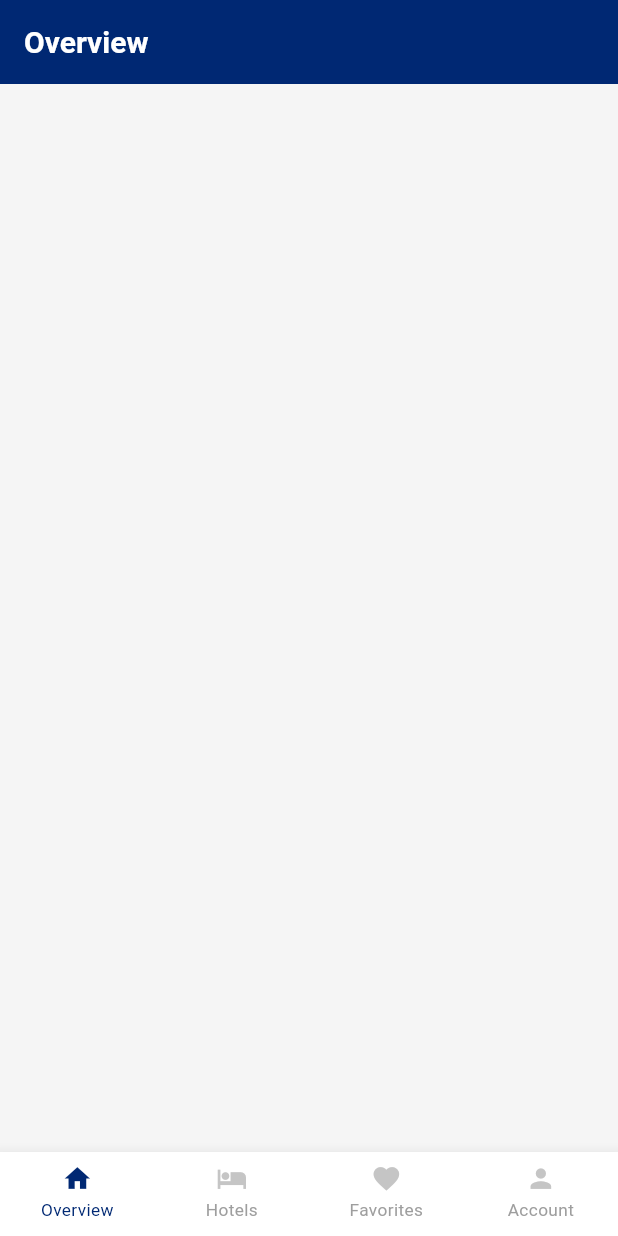
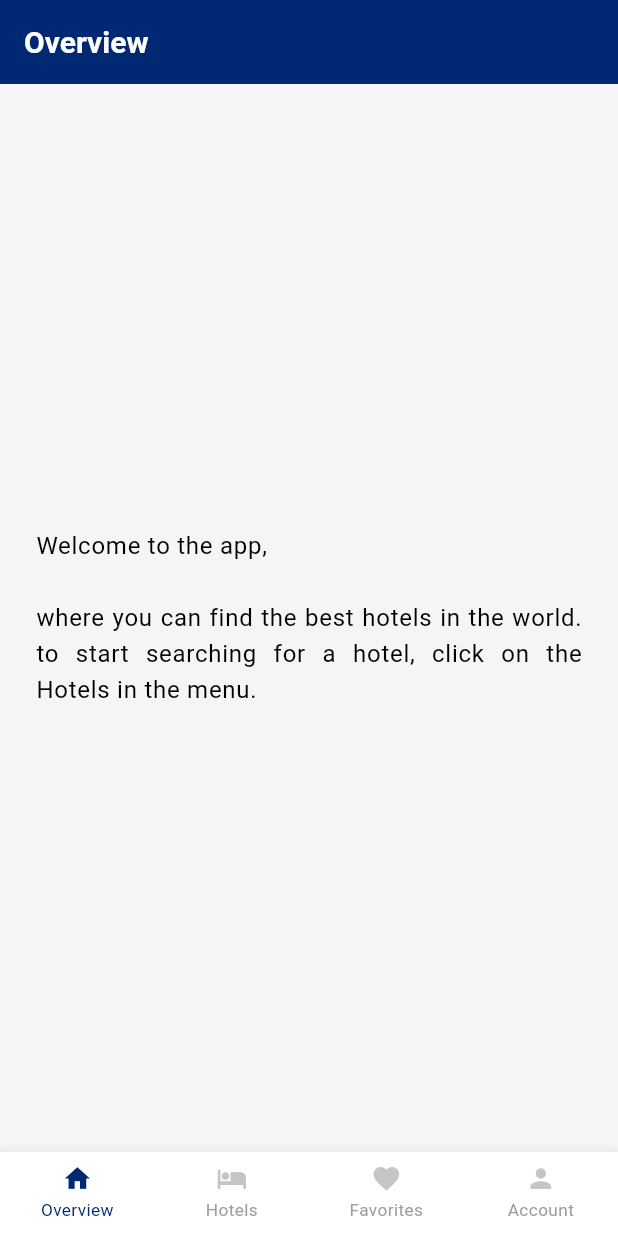
Before and after one commit to sina-moradbakhti/booking_hotel, a Flutter app: the screen it shows after launch, on a phone screen of 412 x 824 dp. Run offline on Flutter 3.47's test engine with Material 3 defaults, Android fonts, the phone set to English and light mode, and no system bars; our stand-ins replace dartz, dio, easy_localization, flutter_bloc, flutter_svg, fluttertoast and 6 more; accounts and stored records are empty.

Commit message:
changing locale is done - the issue of goRouter with changing locale has been fixed by using localeCubit and a builder ;)

```diff
--- a/assets/translations/de-DE.json
+++ b/assets/translations/de-DE.json
@@ -19,5 +19,7 @@
     "favorite_hotel_success": "{} hinzugefügen",
     "unfavorite_hotel_success": "{} entfernen",
     "fetch_favorite_hotels_error": "Favoriten-Hotels fehlgeschlagen",
-    "fetch_hotels_error": "Hotels fehlgeschlagen"
+    "fetch_hotels_error": "Hotels fehlgeschlagen",
+    "change_language": "Sprache wechseln",
+    "welcome_text": "Willkommen in der App,\n\nwo Sie die besten Hotels in der Welt finden. Um ein Hotel zu finden, klicken Sie auf die Hotels im Menu."
 }
--- a/assets/translations/en-US.json
+++ b/assets/translations/en-US.json
@@ -19,5 +19,7 @@
     "favorite_hotel_success": "{} added to favorites",
     "unfavorite_hotel_success": "{} removed from favorites",
     "fetch_favorite_hotels_error": "Failed to fetch favorite hotels",
-    "fetch_hotels_error": "Failed to fetch hotels"
+    "fetch_hotels_error": "Failed to fetch hotels",
+    "change_language": "Change language",
+    "welcome_text": "Welcome to the app,\n\nwhere you can find the best hotels in the world. to start searching for a hotel, click on the Hotels in the menu."
 }
--- a/lib/features/overview/presentation/pages/overview_page.dart
+++ b/lib/features/overview/presentation/pages/overview_page.dart
@@ -1,3 +1,4 @@
+import 'package:easy_localization/easy_localization.dart';
 import 'package:flutter/material.dart';
 
 class OverviewPage extends StatelessWidget {
@@ -5,6 +6,17 @@ class OverviewPage extends StatelessWidget {
 
   @override
   Widget build(BuildContext context) {
-    return Scaffold();
+    return Scaffold(
+      body: Center(
+        child: Padding(
+          padding: const EdgeInsets.all(24.0),
+          child: Text(
+            'welcome_text'.tr(),
+            style: Theme.of(context).textTheme.bodyLarge,
+            textAlign: TextAlign.justify,
+          ),
+        ),
+      ),
+    );
   }
 }
--- a/lib/router.dart
+++ b/lib/router.dart
@@ -5,7 +5,8 @@ final _router = GoRouter(
   routes: [
     ShellRoute(
       builder: (context, state, child) {
-        return Scaffold(
+        return BlocBuilder<LocaleCubit, Locale>(
+          builder: (_, __) => Scaffold(
             appBar: AppBar(
               title: Text(
                 state.uri.toAppbarTitle.tr(),
@@ -46,6 +47,7 @@ final _router = GoRouter(
                 ),
               ],
             ),
+          ),
         );
       },
       routes: [
```
Also changed, not shown: lib/core/bloc/locale_cubit.dart (added, +16 -0 lines), lib/features/account/presentation/pages/account_page.dart (+39 -1 lines), lib/main.dart (+12 -1 lines). Lines whose indentation alone changed are shown as unchanged.
